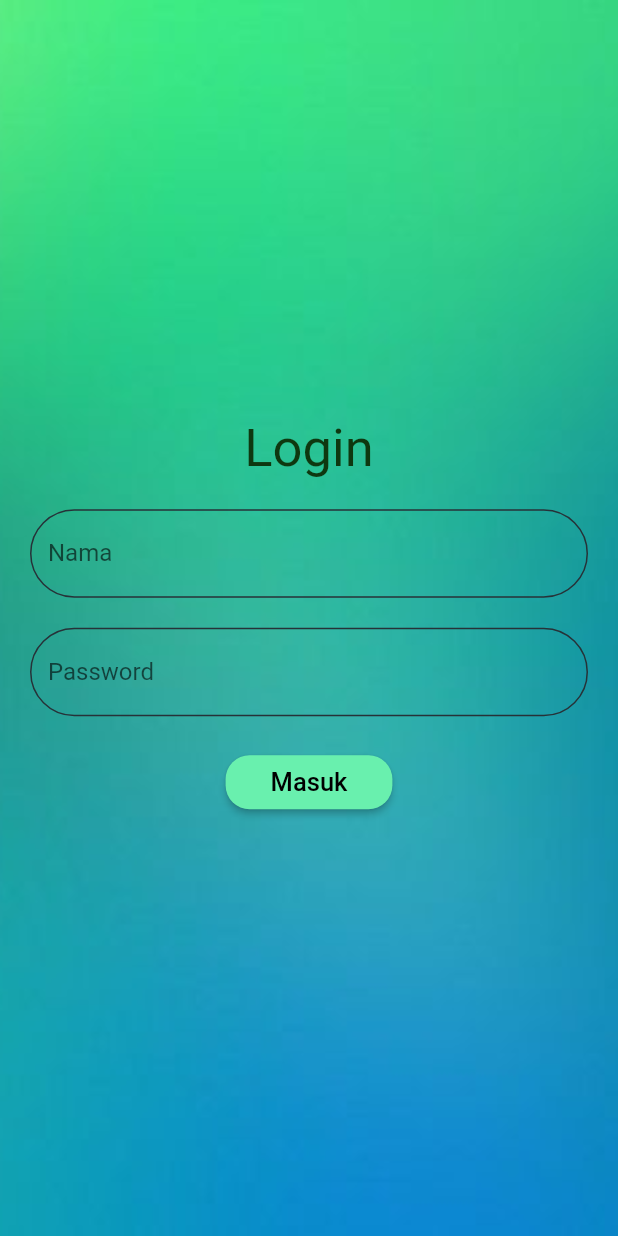
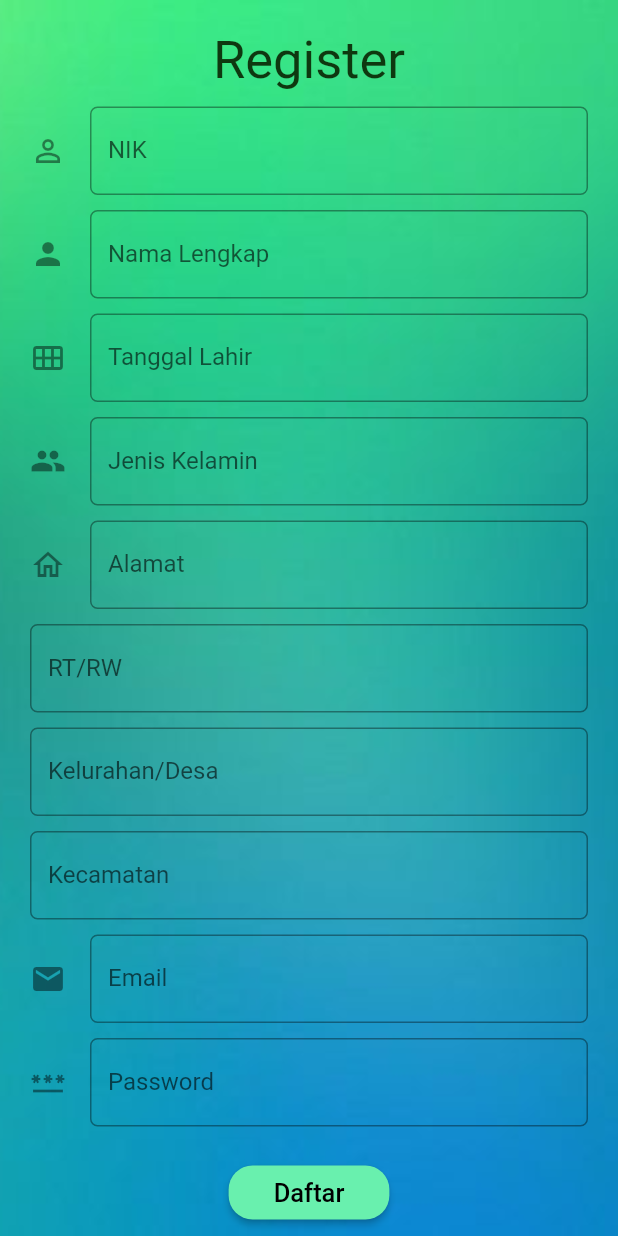
Before and after one commit to RheinaYulia/ta_aplikasi_laima, a Flutter app: the screen it shows after launch, on a phone screen of 412 x 824 dp. Run offline on Flutter 3.47's test engine with Material 2 defaults, Android fonts, the phone set to English and light mode, and no system bars.

Commit message:
progres 2 register

```diff
--- a/lib/main.dart
+++ b/lib/main.dart
@@ -1,5 +1,6 @@
 import 'package:flutter/material.dart';
 import 'package:ta_aplikasi_laima/login.dart';
+import 'package:ta_aplikasi_laima/register.dart';
 
 void main() {
   runApp(MyApp());
@@ -16,7 +17,7 @@ class MyApp extends StatelessWidget {
       theme: ThemeData(
         primarySwatch: Colors.blue,
       ),
-      home: Login(),
+      home: Register(),
     );
   }
 }
--- /dev/null
+++ b/lib/register.dart
@@ -0,0 +1,148 @@
+import 'package:flutter/material.dart';
+import 'package:ta_aplikasi_laima/login.dart';
+import 'package:http/http.dart' as http;
+
+class Register extends StatefulWidget {
+  @override
+  State<Register> createState() => _RegisterState();
+}
+
+class _RegisterState extends State<Register> {
+  @override
+  Widget build(BuildContext context) {
+    return Scaffold(
+        body: Container(
+      decoration: BoxDecoration(
+        image: DecorationImage(
+            image: AssetImage('assets/images/bg.jpg'), fit: BoxFit.cover),
+      ),
+      padding: EdgeInsets.all(20.0),
+      child: Column(
+        mainAxisAlignment: MainAxisAlignment.center,
+        children: [
+          Text("Register",
+              style: TextStyle(
+                  fontSize: 35, color: Color.fromARGB(255, 14, 56, 16))),
+          SizedBox(height: 10),
+          TextFormField(
+            keyboardType: TextInputType.phone,
+            decoration: new InputDecoration(
+              hintText: "Masukkan NIK Anda",
+              labelText: "NIK",
+              icon: Icon(Icons.person_outline),
+              border: OutlineInputBorder(
+                  borderRadius: new BorderRadius.circular(5.0)),
+            ),
+          ),
+          SizedBox(height: 10),
+          TextFormField(
+            keyboardType: TextInputType.phone,
+            decoration: new InputDecoration(
+              hintText: "Masukkan Nama Lengkap Anda",
+              labelText: "Nama Lengkap",
+              icon: Icon(Icons.person),
+              border: OutlineInputBorder(
+                  borderRadius: new BorderRadius.circular(5.0)),
+            ),
+          ),
+          SizedBox(height: 10),
+          TextFormField(
+            keyboardType: TextInputType.phone,
+            decoration: new InputDecoration(
+              hintText: "Masukkan Tanggal Lahir Anda",
+              labelText: "Tanggal Lahir",
+              icon: Icon(Icons.calendar_view_month),
+              border: OutlineInputBorder(
+                  borderRadius: new BorderRadius.circular(5.0)),
+            ),
+          ),
+          SizedBox(height: 10),
+          TextFormField(
+            keyboardType: TextInputType.phone,
+            decoration: new InputDecoration(
+              hintText: "Masukkan Jenis Kelamin Anda Anda",
+              labelText: "Jenis Kelamin",
+              icon: Icon(Icons.people),
+              border: OutlineInputBorder(
+                  borderRadius: new BorderRadius.circular(5.0)),
+            ),
+          ),
+          SizedBox(height: 10),
+          TextFormField(
+            keyboardType: TextInputType.phone,
+            decoration: new InputDecoration(
+              hintText: "Masukkan Alamat Anda",
+              labelText: "Alamat",
+              icon: Icon(Icons.home_outlined),
+              border: OutlineInputBorder(
+                  borderRadius: new BorderRadius.circular(5.0)),
+            ),
+          ),
+          SizedBox(height: 10),
+          TextFormField(
+            keyboardType: TextInputType.phone,
+            decoration: new InputDecoration(
+              hintText: "Masukkan RT/RW Anda",
+              labelText: "RT/RW",
+              border: OutlineInputBorder(
+                  borderRadius: new BorderRadius.circular(5.0)),
+            ),
+          ),
+          SizedBox(height: 10),
+          TextFormField(
+            keyboardType: TextInputType.phone,
+            decoration: new InputDecoration(
+              hintText: "Masukkan Kel/Desa Anda",
+              labelText: "Kelurahan/Desa",
+              border: OutlineInputBorder(
+                  borderRadius: new BorderRadius.circular(5.0)),
+            ),
+          ),
+          SizedBox(height: 10),
+          TextFormField(
+            keyboardType: TextInputType.phone,
+            decoration: new InputDecoration(
+              hintText: "Masukkan Kecamatan Anda",
+              labelText: "Kecamatan",
+              border: OutlineInputBorder(
+                  borderRadius: new BorderRadius.circular(5.0)),
+            ),
+          ),
+          SizedBox(height: 10),
+          TextFormField(
+            keyboardType: TextInputType.phone,
+            decoration: new InputDecoration(
+              hintText: "Masukkan Email Anda",
+              labelText: "Email",
+              icon: Icon(Icons.mail),
+              border: OutlineInputBorder(
+                  borderRadius: new BorderRadius.circular(5.0)),
+            ),
+          ),
+          SizedBox(height: 10),
+          TextFormField(
+            keyboardType: TextInputType.phone,
+            decoration: new InputDecoration(
+              hintText: "Masukkan Password Anda",
+              labelText: "Password",
+              icon: Icon(Icons.password_outlined),
+              border: OutlineInputBorder(
+                  borderRadius: new BorderRadius.circular(5.0)),
+            ),
+          ),
+          SizedBox(height: 20),
+          ElevatedButton(
+              child: Text("Daftar",
+                  style: TextStyle(color: Colors.black, fontSize: 17)),
+              style: ElevatedButton.styleFrom(
+                padding: EdgeInsets.only(right: 30, left: 30),
+                primary: Colors.greenAccent,
+                shape: RoundedRectangleBorder(
+                    borderRadius: BorderRadius.all(Radius.circular(16.0))),
+              ),
+              onPressed: () {}),
+        ],
+      ),
+    ));
+  }
+}
```
